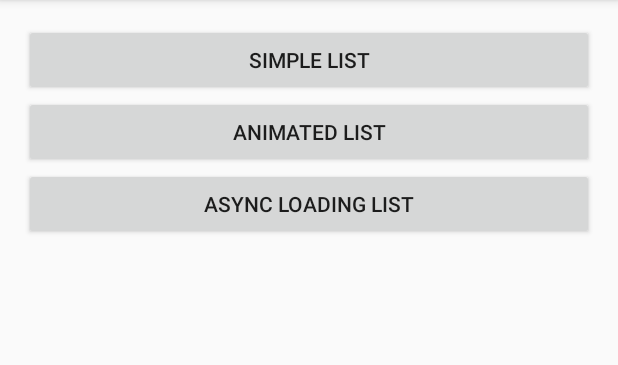
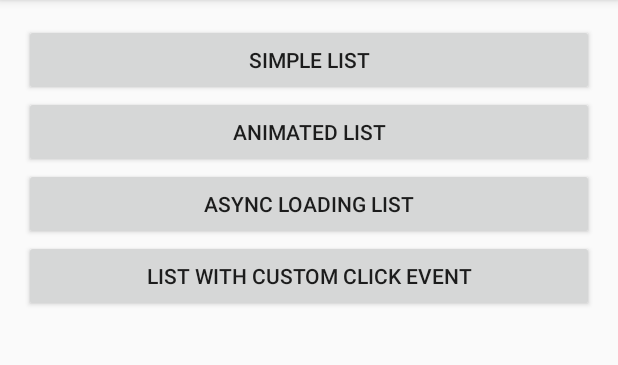
Before and after one commit to atomgomba/TreeViewAdapter, an Android app: the screen it shows after launch (MainActivity), on a phone screen of 412 x 824 dp, the part 84-449 px from its top. Run offline under Robolectric (Android 15) with nearby library versions, the phone set to English and light mode, and no system bars; our stand-ins replace Timber; 1 statement that could not run was skipped.

Commit message:
add customized item click event example

```diff
--- a/examples/src/main/AndroidManifest.xml
+++ b/examples/src/main/AndroidManifest.xml
@@ -22,6 +22,7 @@
         <activity android:name="com.ekezet.example.SimpleActivity" />
         <activity android:name="com.ekezet.example.AnimatedActivity" />
         <activity android:name="com.ekezet.example.AsyncLoadingActivity" />
+        <activity android:name="com.ekezet.example.CustomClickEventActivity" />
     </application>
 
 </manifest>
--- a/examples/src/main/java/com/ekezet/example/MainActivity.kt
+++ b/examples/src/main/java/com/ekezet/example/MainActivity.kt
@@ -27,4 +27,9 @@ class MainActivity : AppCompatActivity() {
     fun onAsyncLoadingExampleClick(view: View) {
         startActivity(Intent(this, AsyncLoadingActivity::class.java))
     }
+
+    @Suppress("UNUSED_PARAMETER")
+    fun onCustomClickEventExampleClick(view: View) {
+        startActivity(Intent(this, CustomClickEventActivity::class.java))
+    }
 }
--- a/examples/src/main/res/layout/activity_main.xml
+++ b/examples/src/main/res/layout/activity_main.xml
@@ -3,10 +3,10 @@
     xmlns:tools="http://schemas.android.com/tools"
     android:layout_width="match_parent"
     android:layout_height="match_parent"
+    android:orientation="vertical"
     android:padding="16dp"
     tools:context=".MainActivity"
-    android:orientation="vertical"
-    >
+    tools:ignore="HardcodedText">
 
     <Button
         android:layout_width="match_parent"
@@ -29,4 +29,12 @@
         android:text="Async loading list"
         />
 
+
+    <Button
+        android:layout_width="match_parent"
+        android:layout_height="wrap_content"
+        android:onClick="onCustomClickEventExampleClick"
+        android:text="List with custom click event"
+        />
+
 </LinearLayout>
```
Also changed, not shown: examples/src/main/java/com/ekezet/example/CustomClickEventActivity.kt (added, +65 -0 lines).
